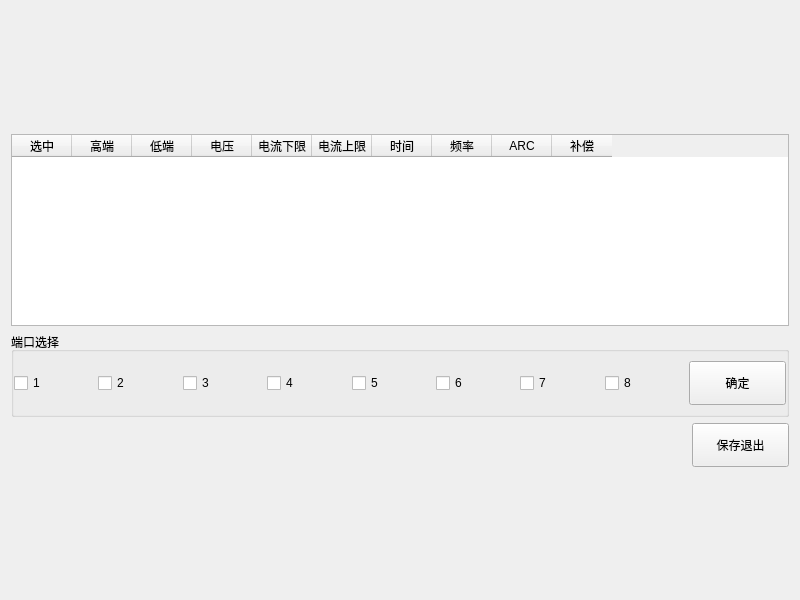
First picture: the form in PageAcw.ui, repository bloglink/aip-tester, before the edit.
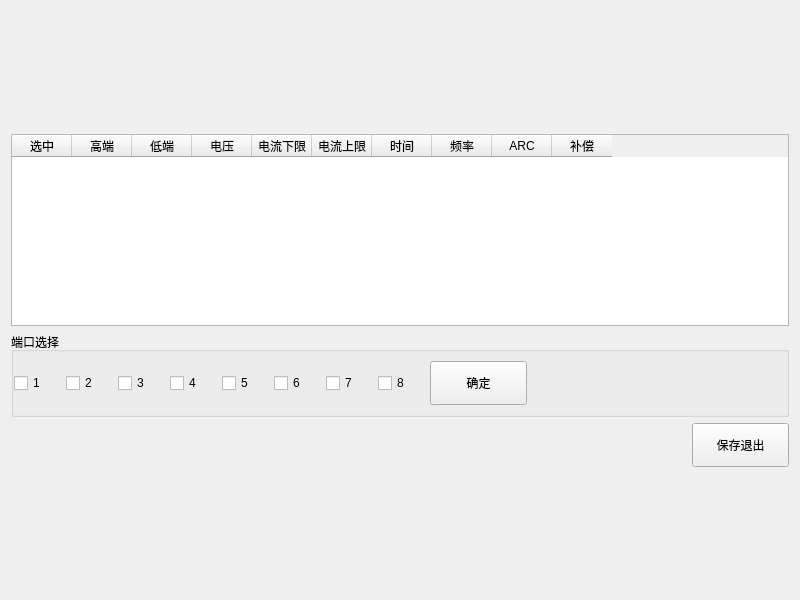
Second picture: the form after the edit.

Commit message: 修复:(2.1.0.170421)耐压模块修正端口输入

Patch:
```diff
--- a/PageAcw.ui
+++ b/PageAcw.ui
@@ -41,6 +41,9 @@
          <string>端口选择</string>
         </property>
         <layout class="QHBoxLayout" name="horizontalLayout_2">
+         <property name="spacing">
+          <number>20</number>
+         </property>
          <property name="leftMargin">
           <number>0</number>
          </property>
@@ -116,6 +119,19 @@
            </property>
           </widget>
          </item>
+         <item>
+          <spacer name="horizontalSpacer_2">
+           <property name="orientation">
+            <enum>Qt::Horizontal</enum>
+           </property>
+           <property name="sizeHint" stdset="0">
+            <size>
+             <width>40</width>
+             <height>20</height>
+            </size>
+           </property>
+          </spacer>
+         </item>
         </layout>
        </widget>
       </item>
```
The commit also changes 1 other file.
